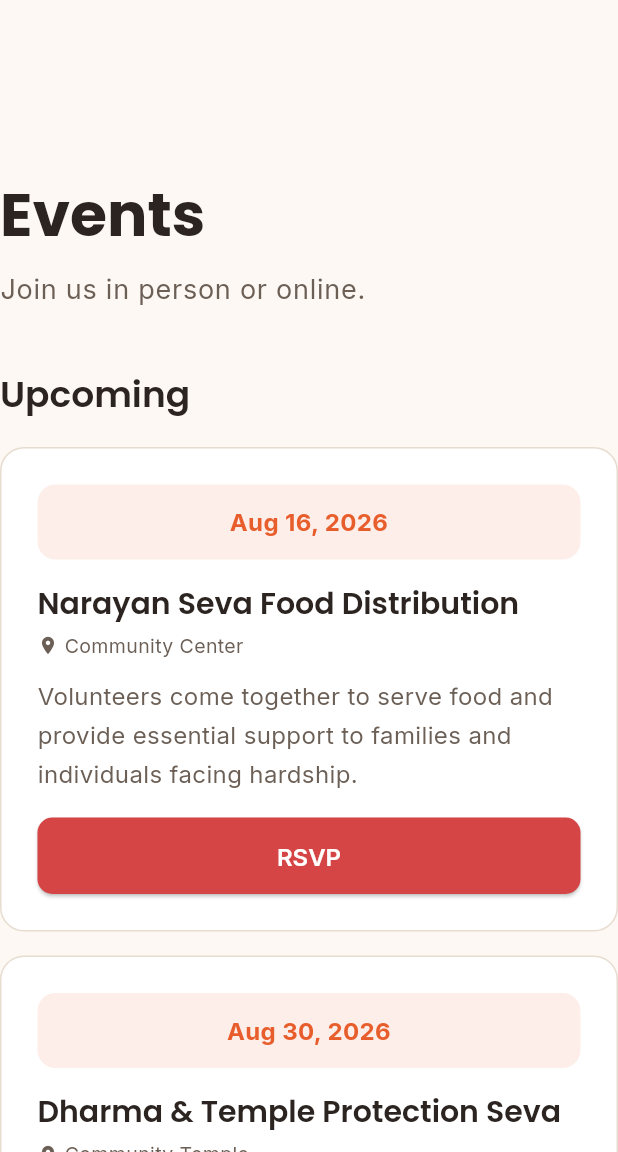
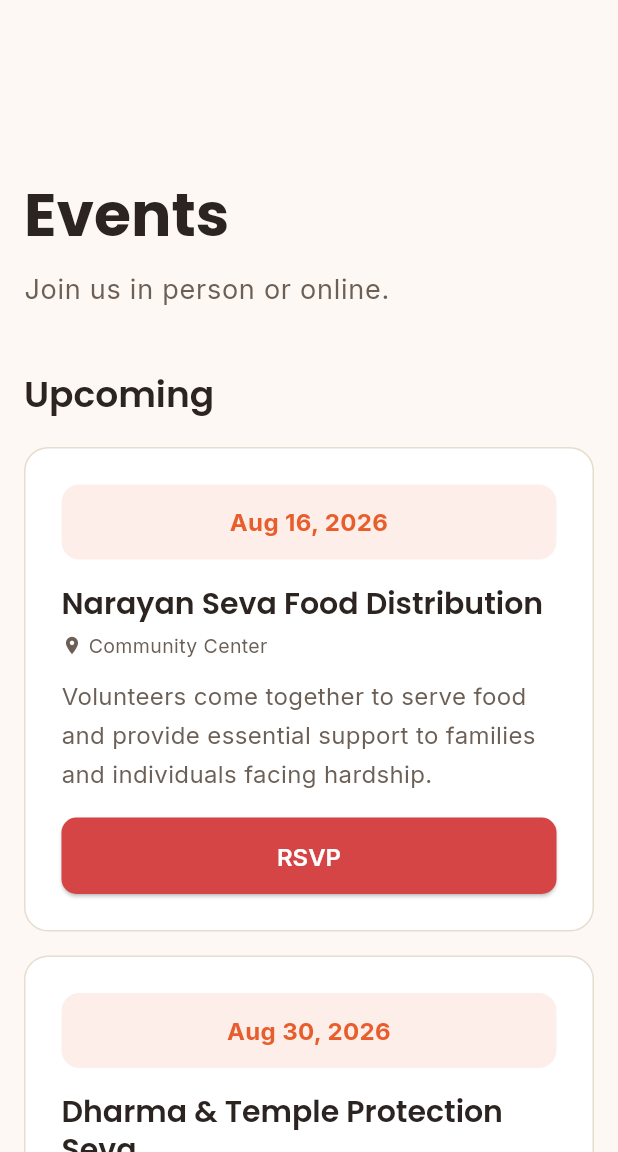
Before and after one commit to LearnExpo/ngo_website, a Flutter app: the EventsPage screen opened by its route, on a phone screen of 412 x 824 dp, the part 84-1236 px from its top. Run offline on Flutter 3.47's test engine with Material 3 defaults, Android fonts, the light colour scheme and no system bars; drawn by our look-alikes of flutter_animate; our stand-ins replace go_router, google_fonts, visibility_detector, web; missing offline and left inert: dart:html, dart:ui_web.

Commit message:
alignment refinement

```diff
--- a/lib/features/blog/blog_detail_page.dart
+++ b/lib/features/blog/blog_detail_page.dart
@@ -1,5 +1,6 @@
 import 'package:flutter/material.dart';
 import 'package:go_router/go_router.dart';
+import 'package:ngo_website/core/constants/breakpoints.dart';
 import 'package:ngo_website/core/localization/localized_text.dart';
 import '../../core/theme/app_colors.dart';
 import '../../data/blog_data.dart';
@@ -13,6 +14,8 @@ class BlogDetailPage extends StatelessWidget {
 
   @override
   Widget build(BuildContext context) {
+    final width = MediaQuery.of(context).size.width;
+    final isMobile = Breakpoints.isMobile(width);
     final post = findBlogPostById(postId);
     final l10n = AppLocalizations.of(context)!;
 
@@ -20,7 +23,8 @@ class BlogDetailPage extends StatelessWidget {
       return PageScaffold(
         title: 'Blog | VHDRSS',
         body: ContentContainer(
-          padding: const EdgeInsets.symmetric(vertical: 120),
+          padding: EdgeInsets.symmetric(
+              vertical: 120, horizontal: isMobile ? 16 : 0),
           child: Column(
             crossAxisAlignment: CrossAxisAlignment.start,
             children: [
--- a/lib/features/blog/blog_page.dart
+++ b/lib/features/blog/blog_page.dart
@@ -25,7 +25,8 @@ class BlogPage extends StatelessWidget {
       title: 'Blog & News | VHDRSS',
       description: "Updates, milestones, and stories from VHDRSS's programs.",
       body: ContentContainer(
-        padding: const EdgeInsets.symmetric(vertical: 100),
+        padding:
+            EdgeInsets.symmetric(vertical: 100, horizontal: isMobile ? 16 : 0),
         child: Column(
           crossAxisAlignment: CrossAxisAlignment.center,
           children: [
--- a/lib/features/contact/contact_page.dart
+++ b/lib/features/contact/contact_page.dart
@@ -52,7 +52,7 @@ class _ContactPageState extends State<ContactPage> {
           'Get in touch with VHDRSS — questions, partnerships, and support.',
       body: ContentContainer(
         padding:
-            EdgeInsets.symmetric(vertical: 100, horizontal: isMobile ? 10 : 0),
+            EdgeInsets.symmetric(vertical: 100, horizontal: isMobile ? 16 : 0),
         child: Column(
           crossAxisAlignment: CrossAxisAlignment.start,
           children: [
--- a/lib/features/events/events_page.dart
+++ b/lib/features/events/events_page.dart
@@ -244,6 +244,8 @@ class _EventsPageState extends State<EventsPage> {
 
   @override
   Widget build(BuildContext context) {
+    final width = MediaQuery.of(context).size.width;
+    final isMobile = Breakpoints.isMobile(width);
     final upcoming = kEvents.where((e) => e.isUpcoming).toList();
     final past = kEvents.where((e) => !e.isUpcoming).toList();
     final l10n = AppLocalizations.of(context)!;
@@ -254,7 +256,8 @@ class _EventsPageState extends State<EventsPage> {
       description:
           'See upcoming and past VHDRSS events, from fundraisers to volunteer orientations.',
       body: ContentContainer(
-        padding: const EdgeInsets.symmetric(vertical: 100),
+        padding:
+            EdgeInsets.symmetric(vertical: 100, horizontal: isMobile ? 16 : 0),
         child: Column(
           crossAxisAlignment: CrossAxisAlignment.start,
           children: [
--- a/lib/features/gallery/gallery_page.dart
+++ b/lib/features/gallery/gallery_page.dart
@@ -96,7 +96,8 @@ class GalleryPage extends StatelessWidget {
       title: 'Gallery | VHDRSS',
       description: "Photos from VHDRSS's programs around the world.",
       body: ContentContainer(
-        padding: const EdgeInsets.symmetric(vertical: 100),
+        padding:
+            EdgeInsets.symmetric(vertical: 100, horizontal: isMobile ? 16 : 0),
         child: Column(
           crossAxisAlignment: CrossAxisAlignment.center,
           children: [
--- a/lib/features/programs/program_detail_page.dart
+++ b/lib/features/programs/program_detail_page.dart
@@ -70,7 +70,7 @@ class ProgramDetailPage extends StatelessWidget {
       description: program.shortDescription.resolve(locale),
       body: ContentContainer(
         padding:
-            EdgeInsets.symmetric(vertical: 100, horizontal: isMobile ? 10 : 0),
+            EdgeInsets.symmetric(vertical: 100, horizontal: isMobile ? 16 : 0),
         child: Column(
           crossAxisAlignment: CrossAxisAlignment.start,
           children: [
--- a/lib/features/programs/programs_page.dart
+++ b/lib/features/programs/programs_page.dart
@@ -26,7 +26,8 @@ class ProgramsPage extends StatelessWidget {
       description:
           "Explore VHDRSS's active programs in education, healthcare, clean water, and disaster relief.",
       body: ContentContainer(
-        padding: const EdgeInsets.symmetric(vertical: 100),
+        padding:
+            EdgeInsets.symmetric(vertical: 100, horizontal: isMobile ? 16 : 0),
         child: Column(
           crossAxisAlignment: CrossAxisAlignment.center,
           children: [
--- a/lib/shared/widgets/footer.dart
+++ b/lib/shared/widgets/footer.dart
@@ -95,7 +95,7 @@ class _AboutBlurb extends StatelessWidget {
             ),
             const SizedBox(width: 10),
             Text(
-              l10n.navName,
+              isMobile ? l10n.name : l10n.navName,
               style: const TextStyle(
                 color: Colors.white,
                 fontSize: 18,
```
Also changed, not shown: lib/features/home/widgets/hero_section.dart (+26 -19 lines).
